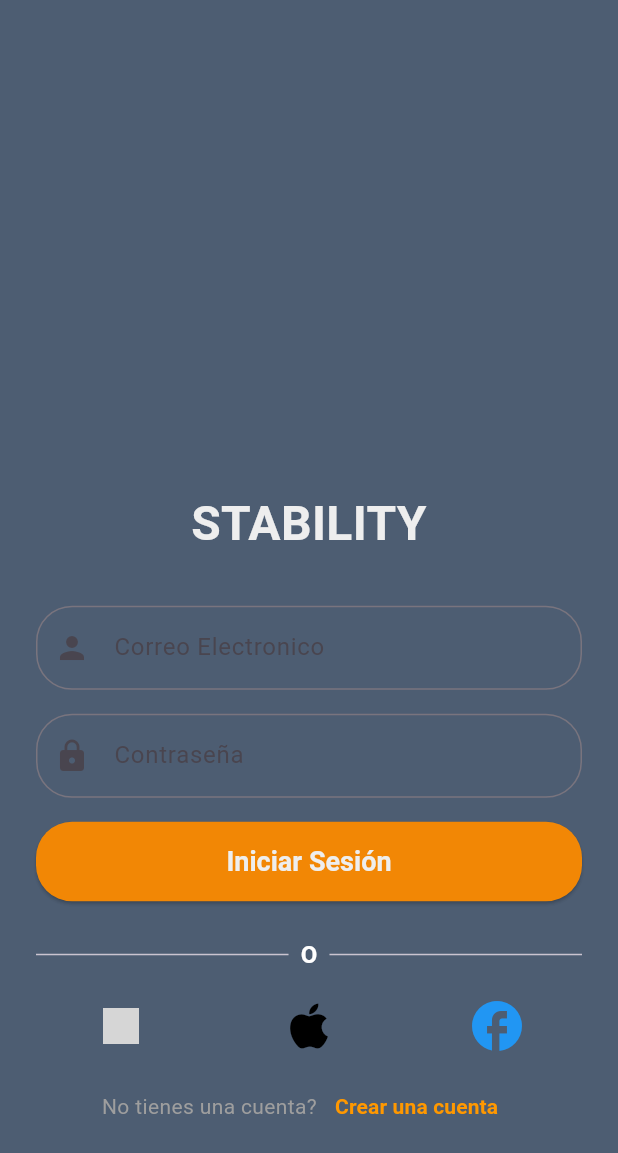
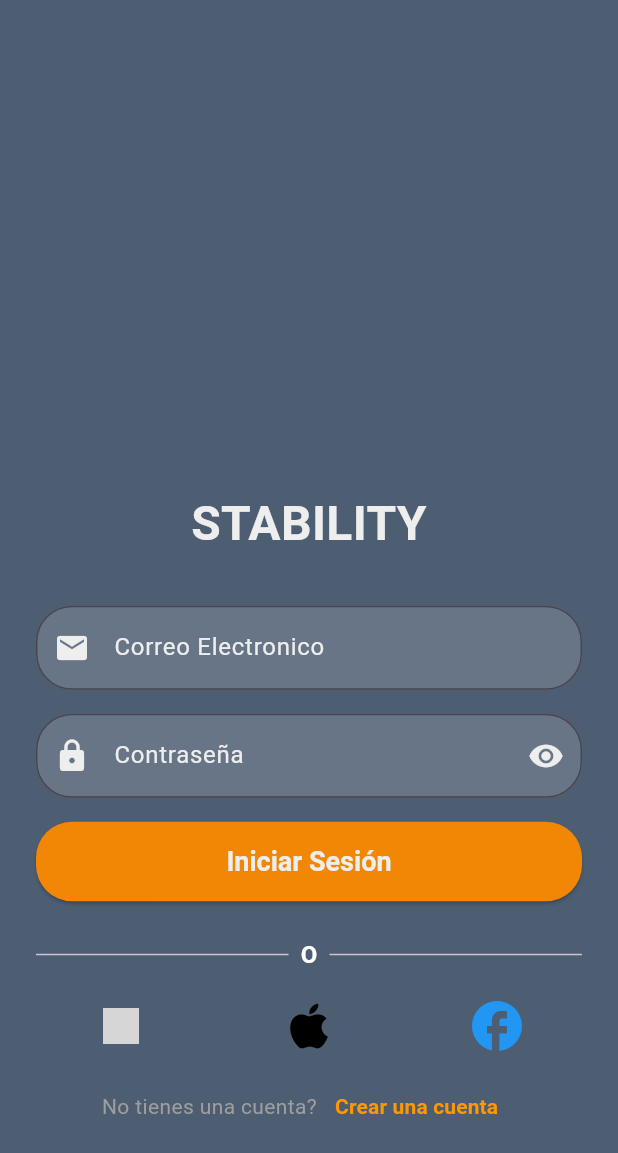
Before and after one commit to PouDDuoP/gym_app, a Flutter app: the screen it shows after launch, on a phone screen of 412 x 824 dp. Shown: the top 1153 px of the screen. Run offline on Flutter 3.47's test engine with Material 3 defaults, Android fonts, the phone set to English and light mode, and no system bars; our stand-ins replace dartz, dio, equatable, flutter_bloc, shared_preferences; missing offline and left inert: bcrypt; network calls fail; grey boxes are pictures that could not be loaded.

Commit message:
feat: Ajustar la pagina de login
Se aplicaron cambios en la pagina de login para adaptarse mas al diseño de de figma, también se retiro código comentado

```diff
--- a/lib/features/auth/ui/pages/login_page.dart
+++ b/lib/features/auth/ui/pages/login_page.dart
@@ -1,53 +1,13 @@
-// import 'package:flutter/material.dart';
-
-// class LoginPage extends StatefulWidget {
-//   const LoginPage({super.key});
-
-//   @override
-//   State<LoginPage> createState() => _LoginPageState();
-// }
-
-// class _LoginPageState extends State<LoginPage> {
-//   @override
-//   Widget build(BuildContext context) {
-//     return Column(
-//       children: [
-//         Padding(
-//           padding: EdgeInsets.all(8.0),
-//           child: TextField(
-//             keyboardType: TextInputType.emailAddress,
-//             decoration: InputDecoration(
-//               prefixIcon: Icon(Icons.email),
-//               border: OutlineInputBorder(),
-//               labelText: 'Enter your email',
-//             ),
-//           ),
-//         ),
-//         SizedBox(height: 20),
-//         Padding(
-//           padding: EdgeInsets.all(8.0),
-//           child: TextField(
-//             obscureText: true,
-//             decoration: InputDecoration(
-//               prefixIcon: Icon(Icons.lock),
-//               border: OutlineInputBorder(),
-//               labelText: 'Enter your password',
-//             ),
-//           ),
-//         ),
-//       ],
-//     );
-//   }
-// }
-
-
 import 'package:flutter/material.dart';
 import 'package:flutter_bloc/flutter_bloc.dart';
-import 'package:gym_app/core/widgets/vertical_space.dart';
+import 'package:gym_app/core/widgets/space.dart';
 import 'package:gym_app/core/widgets/app_colors.dart';
+
 import '../bloc/auth_bloc.dart';
 import '../bloc/auth_event.dart';
 import '../bloc/auth_state.dart';
+
+import '../pages/register_page.dart';
 
 class LoginPage extends StatefulWidget {
   const LoginPage({Key? key}) : super(key: key);
@@ -60,6 +20,21 @@ class _LoginPageState extends State<LoginPage> {
   final _emailController = TextEditingController();
   final _passwordController = TextEditingController();
   final _formKey = GlobalKey<FormState>();
+
+  bool _isHidden = true;
+
+  @override
+  void dispose() {
+    _emailController.dispose();
+    _passwordController.dispose();
+    super.dispose();
+  }
+
+  void _togglePasswordView() {
+    setState(() {
+      _isHidden = !_isHidden;
+    });
+  }
 
   @override
   Widget build(BuildContext context) {
@@ -96,7 +71,7 @@ class _LoginPageState extends State<LoginPage> {
                   crossAxisAlignment: CrossAxisAlignment.stretch,
                   children: [
                     // Colocado para empujar el contenido, notra: tengo que verificar si con la imagen lo empuja o no
-                    SizedBox(height: MediaQuery.of(context).size.height * 0.32),
+                    Space.vertical(MediaQuery.of(context).size.height * 0.32),
 
                     // Título de la página.
                     Text(
@@ -108,16 +83,27 @@ class _LoginPageState extends State<LoginPage> {
                         color: AppColors.foreground,
                       ),
                     ),
-                    SizedBox(height: 32),
+                    Space.vertical(32.0),
 
                     TextFormField(
                       controller: _emailController,
+                      style: TextStyle(color: AppColors.foreground),
                       decoration: InputDecoration(
-                        labelText: 'Correo Electronico', // Pudiese ser usuario y Contraseña?
+                        filled: true,
+                        fillColor: AppColors.backgroundInput,
+                        labelText: 'Correo Electronico',
+                        labelStyle: TextStyle(
+                          color: AppColors.foreground,
+                        ),
                         border: OutlineInputBorder(
                           borderRadius: BorderRadius.circular(24),
                         ),
-                        prefixIcon: const Icon(Icons.person),
+                        focusedBorder: OutlineInputBorder(
+                          borderRadius: BorderRadius.circular(24),
+                          borderSide: BorderSide(color: AppColors.foreground),
+                        ),
+                        prefixIcon: const Icon(Icons.email),
+                        prefixIconColor: AppColors.foreground
                       ),
                       keyboardType: TextInputType.emailAddress,
                       validator: (value) {
@@ -131,18 +117,36 @@ class _LoginPageState extends State<LoginPage> {
                         return null;
                       },
                     ),
-                    SizedBox(height: 16),
+                    Space.vertical(16.0),
 
                     TextFormField(
                       controller: _passwordController,
+                      style: TextStyle(color: AppColors.foreground),
                       decoration: InputDecoration(
+                        filled: true,
+                        fillColor: AppColors.backgroundInput,
                         labelText: 'Contraseña',
+                        labelStyle: TextStyle(
+                          color: AppColors.foreground,
+                        ),
                         border: OutlineInputBorder(
                           borderRadius: BorderRadius.circular(24),
                         ),
+                        focusedBorder: OutlineInputBorder(
+                          borderRadius: BorderRadius.circular(24),
+                          borderSide: BorderSide(color: AppColors.foreground),
+                        ),
                         prefixIcon: Icon(Icons.lock),
+                        prefixIconColor: AppColors.foreground,
+                        suffixIcon: GestureDetector(
+                          onTap: _togglePasswordView,
+                          child: Icon(
+                              _isHidden ? Icons.visibility : Icons.visibility_off,
+                            )
+                          ),
+                        suffixIconColor: AppColors.foreground,
                       ),
-                      obscureText: true,
+                      obscureText: _isHidden,
                       validator: (value) {
                         if (value == null || value.isEmpty) {
                           return 'Por favor ingresa tu contraseña';
@@ -153,7 +157,7 @@ class _LoginPageState extends State<LoginPage> {
                         return null;
                       },
                     ),
-                    SizedBox(height: 16),
+                    Space.vertical(16.0),
 
                     if (state is AuthLoading)
                       const CircularProgressIndicator()
@@ -185,7 +189,7 @@ class _LoginPageState extends State<LoginPage> {
                         child: Text('Iniciar Sesión'),
                       ),
 
-                    SizedBox(height: 24),
+                    Space.vertical(24.0),
 
                     Row(
                       children: [
@@ -200,7 +204,7 @@ class _LoginPageState extends State<LoginPage> {
                         Expanded(child: Divider()),
                       ],
                     ),
-                    SizedBox(height: 8),
+                    Space.vertical(8.0),
 
                     Row(
                       mainAxisAlignment: MainAxisAlignment.center,
@@ -217,7 +221,7 @@ class _LoginPageState extends State<LoginPage> {
                           ),
                         ),
 
-                        SizedBox(width: 12),
+                        Space.horizontal(12.0),
 
                         Expanded(
                           child: IconButton(
@@ -232,7 +236,7 @@ class _LoginPageState extends State<LoginPage> {
                           ),
                         ),
 
-                        SizedBox(width: 12),
+                        Space.horizontal(12.0),
 
                         Expanded(
                           child: IconButton(
@@ -249,7 +253,7 @@ class _LoginPageState extends State<LoginPage> {
 
                       ],
                     ),
-                    SizedBox(height: 2),
+                    Space.vertical(2.0),
 
                     Row(
                       mainAxisAlignment: MainAxisAlignment.center,
@@ -263,7 +267,12 @@ class _LoginPageState extends State<LoginPage> {
 
                         TextButton(
                           onPressed: () {
-                            // Lógica para navegar a la pantalla de registro.
+                            Navigator.push(context,
+                              MaterialPageRoute(builder: (context) => RegisterPage(
+                                // height: selectedHeight,
+                                // weight: selectedWeight,
+                              ))
+                            );
                           },
                           child: const Text(
                             'Crear una cuenta',
@@ -285,10 +294,4 @@ class _LoginPageState extends State<LoginPage> {
     );
   }
 
-  @override
-  void dispose() {
-    _emailController.dispose();
-    _passwordController.dispose();
-    super.dispose();
-  }
 }
```
